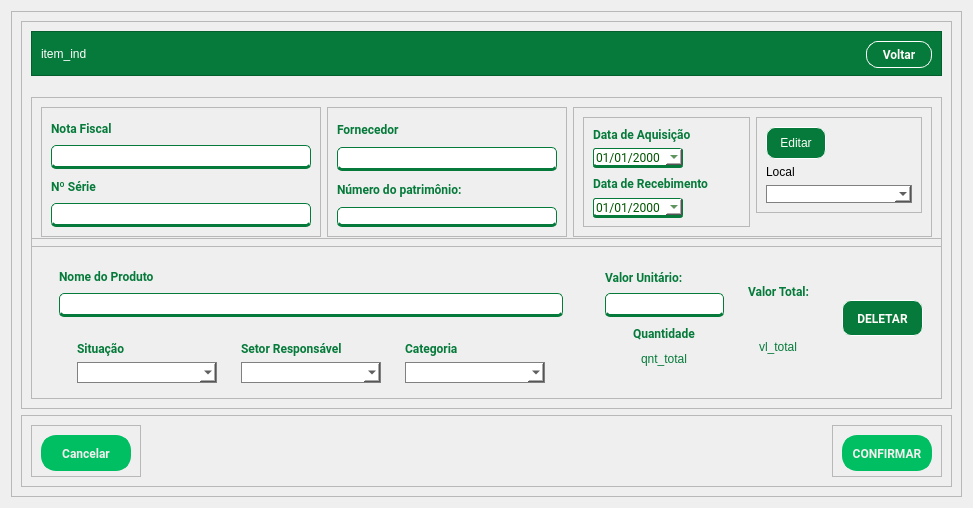
Before: the Qt Designer form PATP/bckp/asset_ctrl/templates/interfaces/item_edit.ui in eduardogm22/controle_patrimonio, drawn with Qt 5.
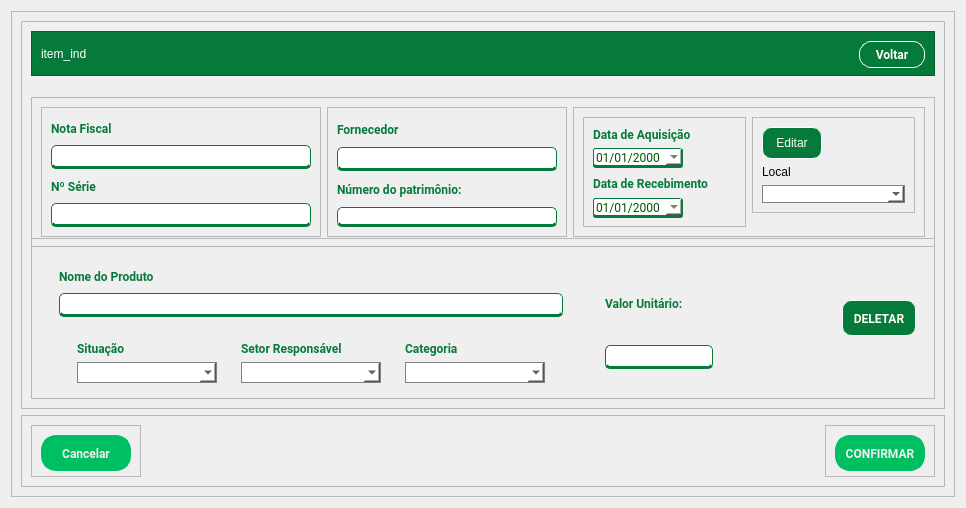
After: the same form once the commit is applied.

```diff
--- a/PATP/bckp/asset_ctrl/templates/interfaces/item_edit.ui
+++ b/PATP/bckp/asset_ctrl/templates/interfaces/item_edit.ui
@@ -6,7 +6,7 @@
    <rect>
     <x>0</x>
     <y>0</y>
-    <width>973</width>
+    <width>966</width>
     <height>504</height>
    </rect>
   </property>
@@ -979,7 +979,7 @@
                <enum>QFrame::Raised</enum>
               </property>
               <layout class="QHBoxLayout" name="horizontalLayout_7">
-               <item>
+               <item alignment="Qt::AlignHCenter">
                 <widget class="QFrame" name="frame_11">
                  <property name="minimumSize">
                   <size>
@@ -1051,34 +1051,6 @@
                     </property>
                    </widget>
                   </item>
-                  <item alignment="Qt::AlignHCenter">
-                   <widget class="QLabel" name="label_11">
-                    <property name="font">
-                     <font>
-                      <family>Roboto</family>
-                      <pointsize>9</pointsize>
-                      <weight>75</weight>
-                      <bold>true</bold>
-                     </font>
-                    </property>
-                    <property name="styleSheet">
-                     <string notr="true">color:rgb(5, 122, 58)</string>
-                    </property>
-                    <property name="text">
-                     <string>Quantidade</string>
-                    </property>
-                   </widget>
-                  </item>
-                  <item alignment="Qt::AlignHCenter">
-                   <widget class="QLabel" name="label_4">
-                    <property name="styleSheet">
-                     <string notr="true">color:rgb(5, 122, 58)</string>
-                    </property>
-                    <property name="text">
-                     <string>qnt_total</string>
-                    </property>
-                   </widget>
-                  </item>
                  </layout>
                 </widget>
                </item>
@@ -1099,36 +1071,7 @@
                  <property name="frameShadow">
                   <enum>QFrame::Raised</enum>
                  </property>
-                 <layout class="QVBoxLayout" name="verticalLayout_7">
-                  <item alignment="Qt::AlignHCenter">
-                   <widget class="QLabel" name="value_r">
-                    <property name="font">
-                     <font>
-                      <family>Roboto</family>
-                      <pointsize>9</pointsize>
-                      <weight>75</weight>
-                      <bold>true</bold>
-                     </font>
-                    </property>
-                    <property name="styleSheet">
-                     <string notr="true">color:rgb(5, 122, 58)</string>
-                    </property>
-                    <property name="text">
-                     <string>Valor Total:</string>
-                    </property>
-                   </widget>
-                  </item>
-                  <item alignment="Qt::AlignHCenter">
-                   <widget class="QLabel" name="label_13">
-                    <property name="styleSheet">
-                     <string notr="true">color:rgb(5, 122, 58)</string>
-                    </property>
-                    <property name="text">
-                     <string>vl_total</string>
-                    </property>
-                   </widget>
-                  </item>
-                 </layout>
+                 <layout class="QVBoxLayout" name="verticalLayout_7"/>
                 </widget>
                </item>
               </layout>
```
Left out of the diff: 14 changed lines with no effect on the pictures.
